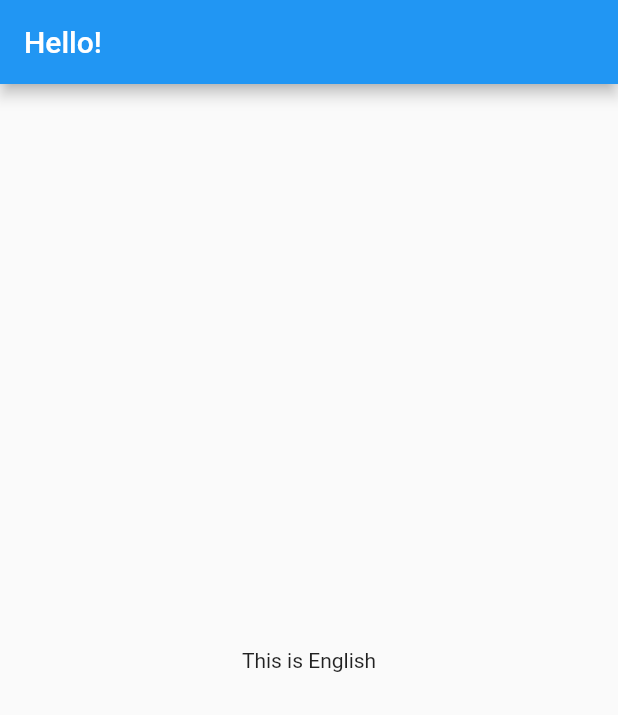
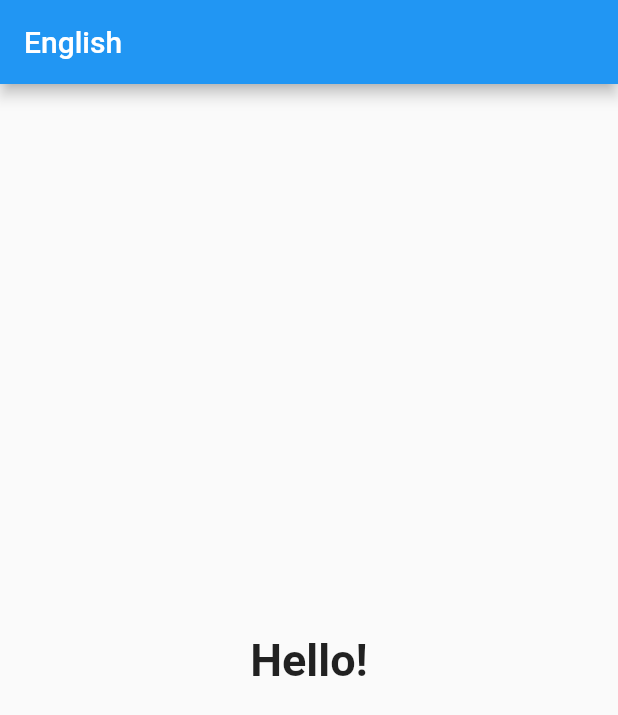
Before and after one commit to TaishiU/flutter-internationalization3, a Flutter app: the screen it shows after launch, on a phone screen of 412 x 824 dp. Shown: the top 715 px of the screen. Run offline on Flutter 3.47's test engine with Material 2 defaults, Android fonts, the phone set to English and light mode, and no system bars.

Commit message:
second commit

```diff
--- a/i18n/en.json
+++ b/i18n/en.json
@@ -1,4 +1,4 @@
 {
-  "title": "Hello!",
-  "Message" : "This is English"
+  "title": "English",
+  "Message" : "Hello!"
 }
--- a/i18n/ja.json
+++ b/i18n/ja.json
@@ -1,4 +1,4 @@
 {
-  "title": "こんにちは！",
-  "Message" : "日本語です"
+  "title": "日本語",
+  "Message" : "こんにちは！"
 }
--- a/lib/main.dart
+++ b/lib/main.dart
@@ -39,7 +39,13 @@ class MyHomePage extends StatelessWidget {
         title: Text(AppLocalizations.of(context)!.translate('title')),
       ),
       body: Center(
-        child: Text(AppLocalizations.of(context)!.translate('Message')),
+        child: Text(
+          AppLocalizations.of(context)!.translate('Message'),
+          style: TextStyle(
+            fontWeight: FontWeight.bold,
+            fontSize: 30,
+          ),
+        ),
       ),
     );
   }
```
